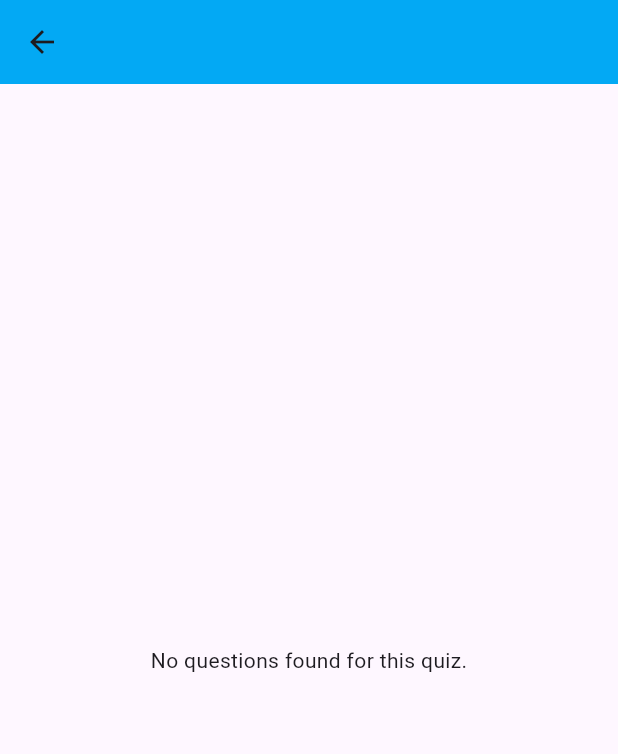
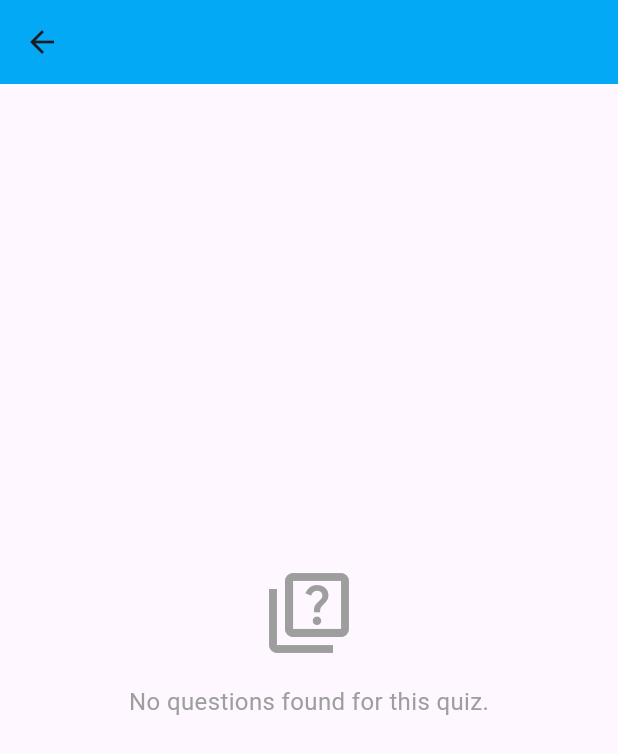
Before and after one commit to ArmanDesir/Final-Capstone, a Flutter app: the BasicOperatorQuizViewScreen screen opened directly with empty values, on a phone screen of 412 x 824 dp. Shown: the top 754 px of the screen. Run offline on Flutter 3.47's test engine with Material 3 defaults, Android fonts, the phone set to English and light mode, and no system bars; our stand-ins replace chewie, connectivity_plus, dio, file_picker, flutter_cache_manager, image_picker and 6 more; missing offline and left inert: flutter_pdfview; accounts and stored records are empty.

Commit message:
For progres

```diff
--- a/lib/modules/basic_operators/addition/lesson_view_screen.dart
+++ b/lib/modules/basic_operators/addition/lesson_view_screen.dart
@@ -30,10 +30,10 @@ class _LessonViewScreenState extends State<LessonViewScreen> {
     if (videoId != null && videoId.isNotEmpty) {
       // Validate video ID format before creating controller
       if (RegExp(r'^[a-zA-Z0-9_-]{11}$').hasMatch(videoId)) {
-        _controller = YoutubePlayerController(
+    _controller = YoutubePlayerController(
           initialVideoId: videoId,
-          flags: const YoutubePlayerFlags(autoPlay: false, mute: false),
-        );
+      flags: const YoutubePlayerFlags(autoPlay: false, mute: false),
+    );
       }
     }
   }
--- a/lib/screens/basic_operator_quiz_view_screen.dart
+++ b/lib/screens/basic_operator_quiz_view_screen.dart
@@ -23,42 +23,85 @@ class _BasicOperatorQuizViewScreenState
   @override
   void initState() {
     super.initState();
+    // Start user role check immediately
     _checkUserRole();
   }
 
   Future<void> _checkUserRole() async {
     final user = supabase.auth.currentUser;
-    if (user == null) return;
+    if (user == null) {
+      if (mounted) {
+        setState(() {
+          _isTeacher = false;
+          _loadingUser = false;
+        });
+      }
+      return;
+    }
 
+    try {
       final res = await supabase
           .from('users')
           .select('user_type')
           .eq('id', user.id)
           .maybeSingle();
 
+      if (mounted) {
         setState(() {
           _isTeacher = res?['user_type'] == 'teacher';
           _loadingUser = false;
         });
       }
+    } catch (e) {
+      // If check fails, default to student (don't show answers)
+      if (mounted) {
+        setState(() {
+          _isTeacher = false;
+          _loadingUser = false;
+        });
+      }
+    }
+  }
 
   @override
   Widget build(BuildContext context) {
-    final questions = widget.quiz.questions;
+    final questions = widget.quiz.questions ?? [];
 
     if (_loadingUser) {
-      return const Scaffold(
-        body: Center(child: CircularProgressIndicator()),
+      return Scaffold(
+        appBar: AppBar(
+          title: Text(widget.quiz.title ?? 'Quiz'),
+          backgroundColor: Colors.lightBlue,
+        ),
+        body: const Center(child: CircularProgressIndicator()),
       );
     }
 
     return Scaffold(
       appBar: AppBar(
-        title: Text(widget.quiz.title),
+        title: Text(widget.quiz.title ?? 'Quiz'),
         backgroundColor: Colors.lightBlue,
       ),
       body: questions.isEmpty
-          ? const Center(child: Text('No questions found for this quiz.'))
+          ? Center(
+              child: Column(
+                mainAxisAlignment: MainAxisAlignment.center,
+                children: [
+                  const Icon(Icons.quiz_outlined, size: 64, color: Colors.grey),
+                  const SizedBox(height: 16),
+                  const Text(
+                    'No questions found for this quiz.',
+                    style: TextStyle(fontSize: 16, color: Colors.grey),
+                  ),
+                  const SizedBox(height: 24),
+                  if (_isTeacher)
+                    const Text(
+                      'This quiz has no questions yet.',
+                      style: TextStyle(fontSize: 14, color: Colors.grey),
+                    ),
+                ],
+              ),
+            )
           : Padding(
         padding: const EdgeInsets.all(16.0),
         child: ListView(
@@ -122,7 +165,12 @@ class _BasicOperatorQuizViewScreenState
               final letter = entry.key;
               final text = entry.value;
               Color? color;
-              if (_submitted && !_isTeacher) {
+              // For teachers, always highlight correct answer. For students, highlight after submission.
+              if (_isTeacher) {
+                if (letter == correct) {
+                  color = Colors.green[100];
+                }
+              } else if (_submitted) {
                 if (letter == correct) {
                   color = Colors.green[100];
                 } else if (letter == selected && selected != correct) {
--- a/lib/utils/youtube_utils.dart
+++ b/lib/utils/youtube_utils.dart
@@ -32,7 +32,7 @@ class YouTubeUtils {
 
       if (url.contains('watch?v=')) {
         try {
-          final uri = Uri.parse(url);
+        final uri = Uri.parse(url);
           final videoId = uri.queryParameters['v']?.trim();
           if (videoId != null && videoId.isNotEmpty && _isValidVideoId(videoId)) {
             return videoId;
@@ -65,8 +65,8 @@ class YouTubeUtils {
           final videoId = parts[1].split('?').first.split('&').first.trim();
           if (videoId.isNotEmpty && _isValidVideoId(videoId)) {
             return videoId;
-          }
         }
+      }
       }
 
       // Try YoutubePlayer.convertUrlToId as last resort, but validate the result
```
Also changed, not shown: lib/screens/basic_operator_module_page.dart (+21 -1 lines), lib/screens/classroom_details_screen.dart (+8 -3 lines), lib/modules/basic_operators/addition/crossword_grid_generator.dart (indentation only), lib/modules/basic_operators/addition/crossword_math_game.dart (indentation only), lib/modules/basic_operators/subtraction/widgets/subtraction_view_screen.dart (indentation only), lib/screens/basic_operator_create_game.dart (indentation only), lib/screens/basic_operator_lesson_view_screen.dart (indentation only), lib/screens/create_basic_operator_lesson_screen.dart (indentation only). Lines whose indentation alone changed are shown as unchanged.
